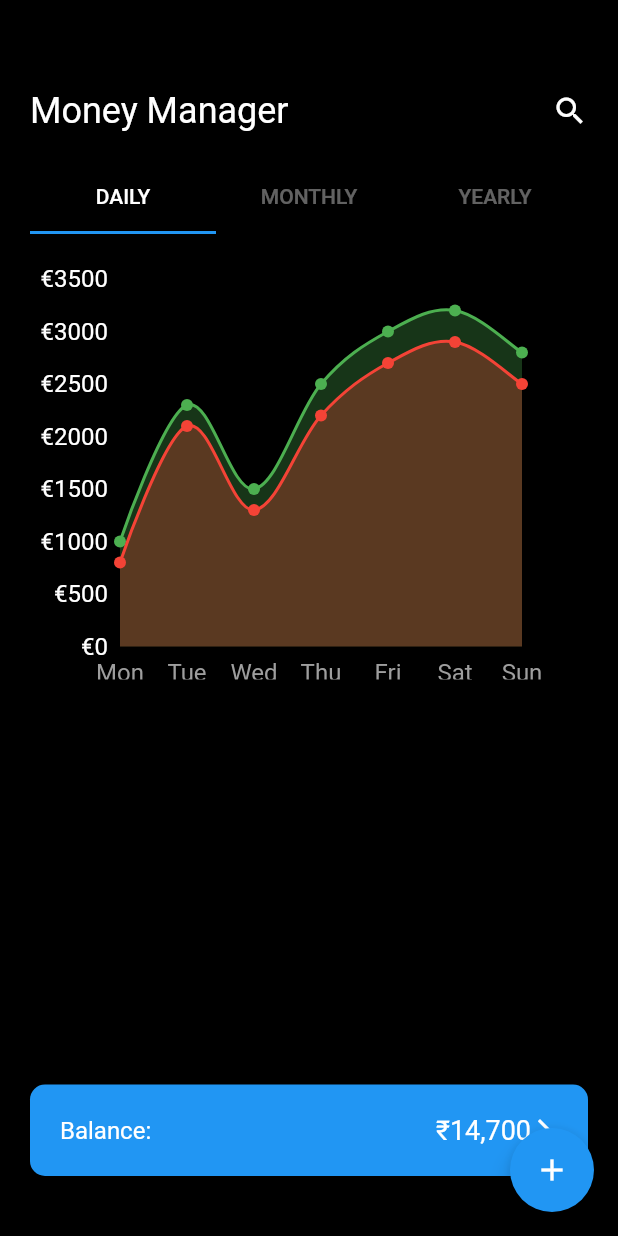
After one commit to Michelangelo00/flutter-projects, a Flutter app: the MoneyManagerPage screen opened directly, on a phone screen of 412 x 824 dp. The commit adds this screen. Run offline on Flutter 3.47's test engine with Material 2 defaults, Android fonts, the phone set to English and light mode, and no system bars; drawn by our look-alikes of fl_chart; our stand-ins replace sqflite, syncfusion_flutter_charts; accounts and stored records are empty.

Commit message:
new project

```diff
--- /dev/null
+++ b/personalmoneyapp/lib/main.dart
@@ -0,0 +1,262 @@
+import 'package:flutter/material.dart';
+import 'package:fl_chart/fl_chart.dart';
+
+void main() => runApp(const MoneyManagerApp());
+
+class MoneyManagerApp extends StatelessWidget {
+  const MoneyManagerApp({super.key});
+
+  @override
+  Widget build(BuildContext context) {
+    return MaterialApp(
+      title: 'Money Manager',
+      theme: ThemeData(
+        primarySwatch: Colors.blue,
+        visualDensity: VisualDensity.adaptivePlatformDensity,
+        scaffoldBackgroundColor: Colors.black,
+      ),
+      home: const MoneyManagerPage(),
+    );
+  }
+}
+
+class MoneyManagerPage extends StatelessWidget {
+  const MoneyManagerPage({super.key});
+
+  @override
+  Widget build(BuildContext context) {
+    return DefaultTabController(
+      length: 3,
+      child: Scaffold(
+        backgroundColor: Colors.black,
+        body: const Padding(
+          padding: EdgeInsets.all(20.0),
+          child: Column(
+            crossAxisAlignment: CrossAxisAlignment.start,
+            children: [
+              SizedBox(height: 40),
+              Row(
+                mainAxisAlignment: MainAxisAlignment.spaceBetween,
+                children: [
+                  Text(
+                    'Money Manager',
+                    style: TextStyle(color: Colors.white, fontSize: 24),
+                  ),
+                  Icon(Icons.search, color: Colors.white),
+                ],
+              ),
+              SizedBox(height: 20),
+              MyTabBar(),
+              Expanded(child: MyTabBarView()),
+              SizedBox(height: 20),
+              BalanceCard(),
+              SizedBox(height: 20),
+            ],
+          ),
+        ),
+        floatingActionButton: FloatingActionButton(
+          onPressed: () {},
+          child: const Icon(Icons.add),
+        ),
+      ),
+    );
+  }
+}
+
+class MyTabBar extends StatelessWidget {
+  const MyTabBar({super.key});
+
+  @override
+  Widget build(BuildContext context) {
+    return const TabBar(
+      tabs: [
+        Tab(text: 'DAILY'),
+        Tab(text: 'MONTHLY'),
+        Tab(text: 'YEARLY'),
+      ],
+      indicatorColor: Colors.blue,
+      unselectedLabelColor: Colors.white38,
+      labelColor: Colors.white,
+    );
+  }
+}
+
+class MyTabBarView extends StatelessWidget {
+  const MyTabBarView({super.key});
+
+  @override
+  Widget build(BuildContext context) {
+    return const TabBarView(
+      children: [
+        Chart(), // Contenuto per "DAILY"
+        Center(
+            child: Text('Contenuto per MONTHLY',
+                style: TextStyle(color: Colors.white))),
+        Center(
+            child: Text('Contenuto per YEARLY',
+                style: TextStyle(color: Colors.white))),
+      ],
+    );
+  }
+}
+
+class Chart extends StatelessWidget {
+  const Chart({Key? key}) : super(key: key);
+
+  @override
+  Widget build(BuildContext context) {
+    return Container(
+      decoration: BoxDecoration(
+        color: Colors.black,
+        borderRadius: BorderRadius.circular(10),
+      ),
+      padding: const EdgeInsets.fromLTRB(0, 0, 0, 250),
+      child: Column(
+        children: [
+          Expanded(
+            child: LineChart(
+              LineChartData(
+                gridData: const FlGridData(
+                  show: false,
+                ),
+                titlesData: const FlTitlesData(
+                  show: true,
+                  bottomTitles: AxisTitles(
+                    sideTitles: SideTitles(
+                      showTitles: true,
+                      reservedSize: 22,
+                      getTitlesWidget: getTitles,
+                    ),
+                  ),
+                  leftTitles: AxisTitles(
+                      sideTitles: SideTitles(
+                    showTitles: true,
+                    reservedSize: 60,
+                    interval: 500,
+                    getTitlesWidget: getYTitles,
+                  )),
+                ),
+                borderData: FlBorderData(
+                  show: false,
+                  border: Border.all(color: Colors.grey, width: 1),
+                ),
+                minX: 0,
+                maxX: 6,
+                minY: 0,
+                maxY: 3500,
+                lineBarsData: [
+                  LineChartBarData(
+                    spots: [
+                      const FlSpot(0, 1000),
+                      const FlSpot(1, 2300),
+                      const FlSpot(2, 1500),
+                      const FlSpot(3, 2500),
+                      const FlSpot(4, 3000),
+                      const FlSpot(5, 3200),
+                      const FlSpot(6, 2800),
+                    ],
+                    isCurved: true,
+                    color: Colors.green,
+                    dotData: const FlDotData(show: true),
+                    belowBarData: BarAreaData(
+                      show: true,
+                      color: Colors.green.withOpacity(0.3),
+                    ),
+                  ),
+                  LineChartBarData(
+                    spots: [
+                      const FlSpot(0, 800),
+                      const FlSpot(1, 2100),
+                      const FlSpot(2, 1300),
+                      const FlSpot(3, 2200),
+                      const FlSpot(4, 2700),
+                      const FlSpot(5, 2900),
+                      const FlSpot(6, 2500),
+                    ],
+                    isCurved: true,
+                    color: Colors.red,
+                    dotData: const FlDotData(show: true),
+                    belowBarData: BarAreaData(
+                      show: true,
+                      color: Colors.red.withOpacity(0.3),
+                    ),
+                  ),
+                ],
+              ),
+            ),
+          ),
+        ],
+      ),
+    );
+  }
+}
+
+class BalanceCard extends StatelessWidget {
+  const BalanceCard({super.key});
+
+  @override
+  Widget build(BuildContext context) {
+    return Container(
+      decoration: BoxDecoration(
+        color: Colors.blue,
+        borderRadius: BorderRadius.circular(10),
+      ),
+      padding: const EdgeInsets.all(20),
+      child: const Row(
+        mainAxisAlignment: MainAxisAlignment.spaceBetween,
+        children: [
+          Text('Balance:', style: TextStyle(color: Colors.white, fontSize: 16)),
+          Row(
+            children: [
+              Text('₹14,700',
+                  style: TextStyle(color: Colors.white, fontSize: 18)),
+              Icon(Icons.arrow_forward_ios, color: Colors.white, size: 18),
+            ],
+          ),
+        ],
+      ),
+    );
+  }
+}
+
+Widget getTitles(double value, TitleMeta meta) {
+  final daysOfWeek = ['Mon', 'Tue', 'Wed', 'Thu', 'Fri', 'Sat', 'Sun'];
+
+  String day = (value >= 0 && value < daysOfWeek.length)
+      ? daysOfWeek[value.toInt()]
+      : '';
+
+  return SideTitleWidget(
+    axisSide: meta.axisSide,
+    child: Text(
+      day,
+      style: const TextStyle(color: Colors.grey, fontSize: 16),
+    ),
+  );
+}
+
+Widget getYTitles(double value, TitleMeta meta) {
+  final euroAmounts = [
+    '€0',
+    '€500',
+    '€1000',
+    '€1500',
+    '€2000',
+    '€2500',
+    '€3000',
+    '€3500'
+  ];
+
+  int index = (value / 500).toInt();
+
+  String amount =
+      (index >= 0 && index < euroAmounts.length) ? euroAmounts[index] : '';
+
+  return SideTitleWidget(
+    axisSide: meta.axisSide,
+    child: Text(
+      amount,
+      style: const TextStyle(color: Colors.white, fontSize: 16),
+    ),
+  );
+}
```
Also changed, not shown: moneymanagerapp/lib/components/navbar.dart (added, +42 -0 lines), moneymanagerapp/lib/screens/home_screen_tab.dart (+19 -19 lines), moneymanagerapp/lib/screens/home_stat_tab.dart (+110 -87 lines), moneymanagerapp/lib/screens/main_screen_host.dart (+7 -2 lines), personalmoneyapp/analysis_options.yaml (added, +28 -0 lines), personalmoneyapp/pubspec.yaml (added, +92 -0 lines), personalmoneyapp/pubspec.lock (added), 124 other files.
